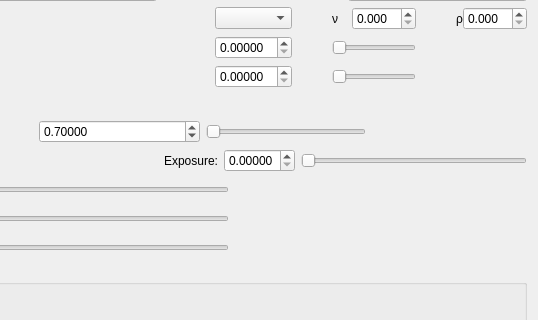
This is iraspa/iraspagui/appearanceatomsform.ui in iRASPA/iRASPA-QT as Qt 5 draws it before an edit; both pictures show x 219 to 757 and y 116 to 436 of the 757 by 734 pixel window. The edited form follows.
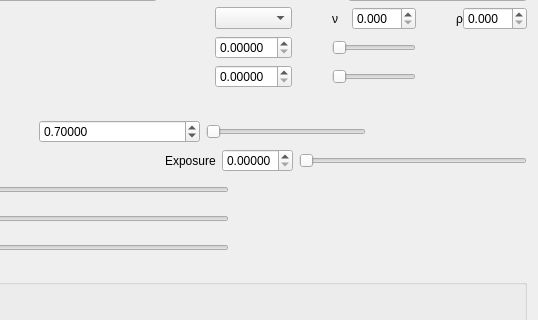
This is the edited form. Custom widgets are drawn as their Qt base class.

Diff of the .ui file:
```diff
--- a/iraspa/iraspagui/appearanceatomsform.ui
+++ b/iraspa/iraspagui/appearanceatomsform.ui
@@ -430,7 +430,7 @@
          <item>
           <widget class="QLabel" name="label_25">
            <property name="text">
-            <string>Exposure:</string>
+            <string>Exposure</string>
            </property>
           </widget>
          </item>
```
